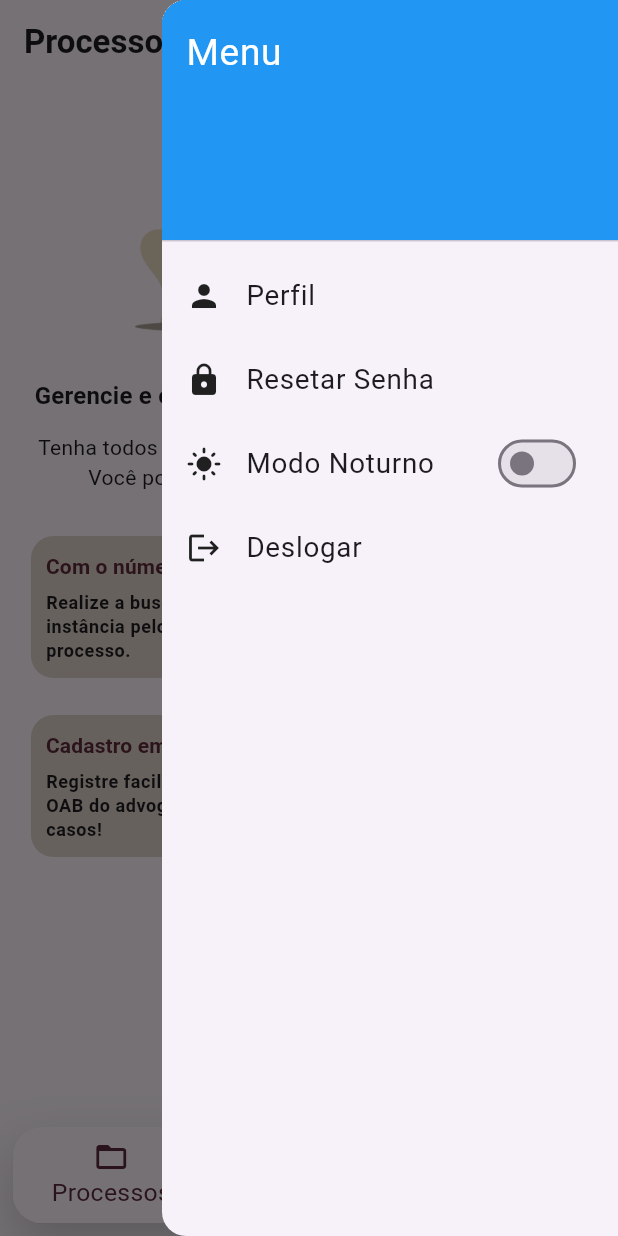
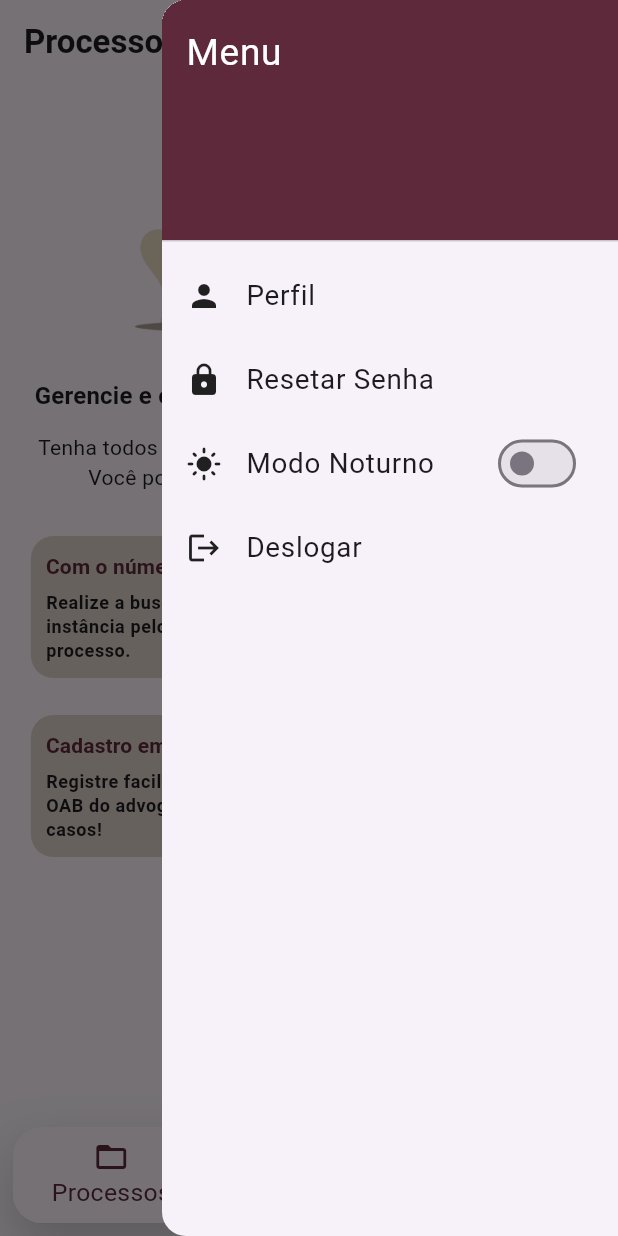
Before and after one commit to waFerreiraa/Software-Juridico, a Flutter app: the screen it shows once a user with an empty profile is signed in, with the side drawer open, on a phone screen of 412 x 824 dp. Run offline on Flutter 3.47's test engine with Material 3 defaults, Android fonts, the phone set to English and light mode, and no system bars; our stand-ins replace cloud_firestore, firebase_auth, firebase_core, flutter_multi_formatter, mask_text_input_formatter; accounts and stored records are empty.

Commit message:
Mudança na cor do menu e casos ativos

```diff
--- a/lib/navegacao/casosAtivos.dart
+++ b/lib/navegacao/casosAtivos.dart
@@ -19,8 +19,12 @@ class _CasosAtivosState extends State<CasosAtivos> {
   Widget build(BuildContext context) {
     return Scaffold(
       appBar: AppBar(
-        title: const Text('Casos Ativos'),
+        title: const Text(
+    'Casos Ativos',
+    style: TextStyle(color: Colors.white),
+        ),
         backgroundColor: const Color(0xff5E293B),
+        iconTheme: const IconThemeData(color: Colors.white),
       ),
       body: StreamBuilder<QuerySnapshot>(
         // Filtra os processos pelo usuarioId
--- a/lib/navegacao/home.dart
+++ b/lib/navegacao/home.dart
@@ -89,7 +89,7 @@ class _HomePageState extends State<HomePage> {
               children: [
                 DrawerHeader(
                   decoration: BoxDecoration(
-                    color: isDarkMode ? Colors.grey[800] : Colors.blue,
+                    color: isDarkMode ? Colors.grey[800] : Color(0xff5E293B),
                   ),
                   child: Text(
                     'Menu',
```
